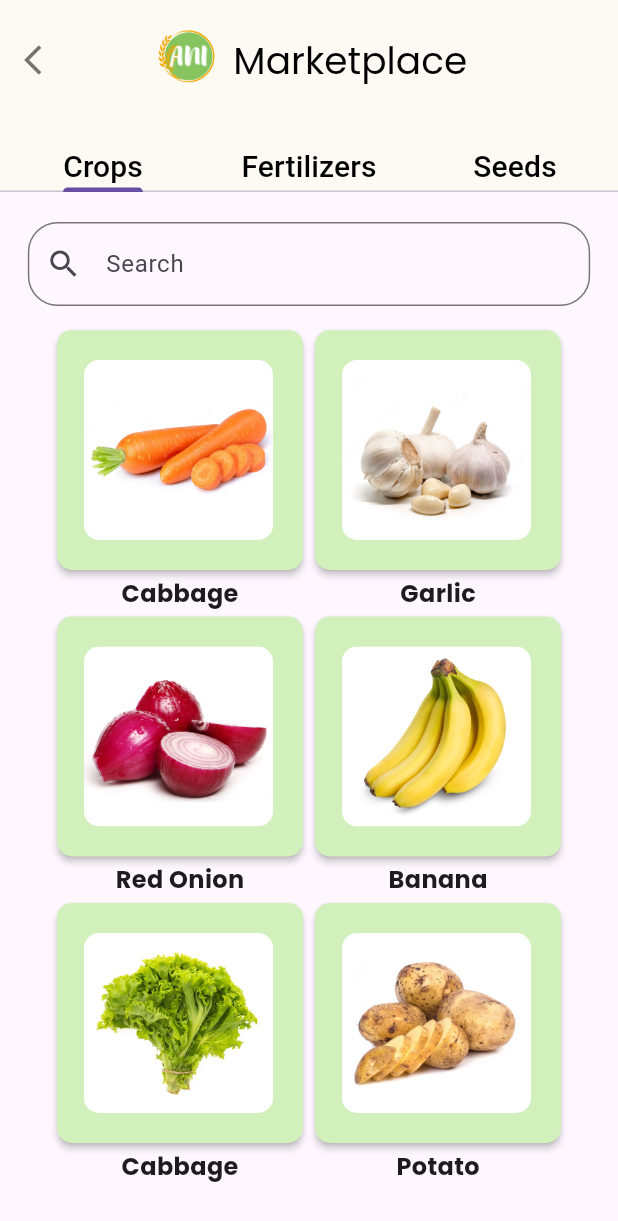
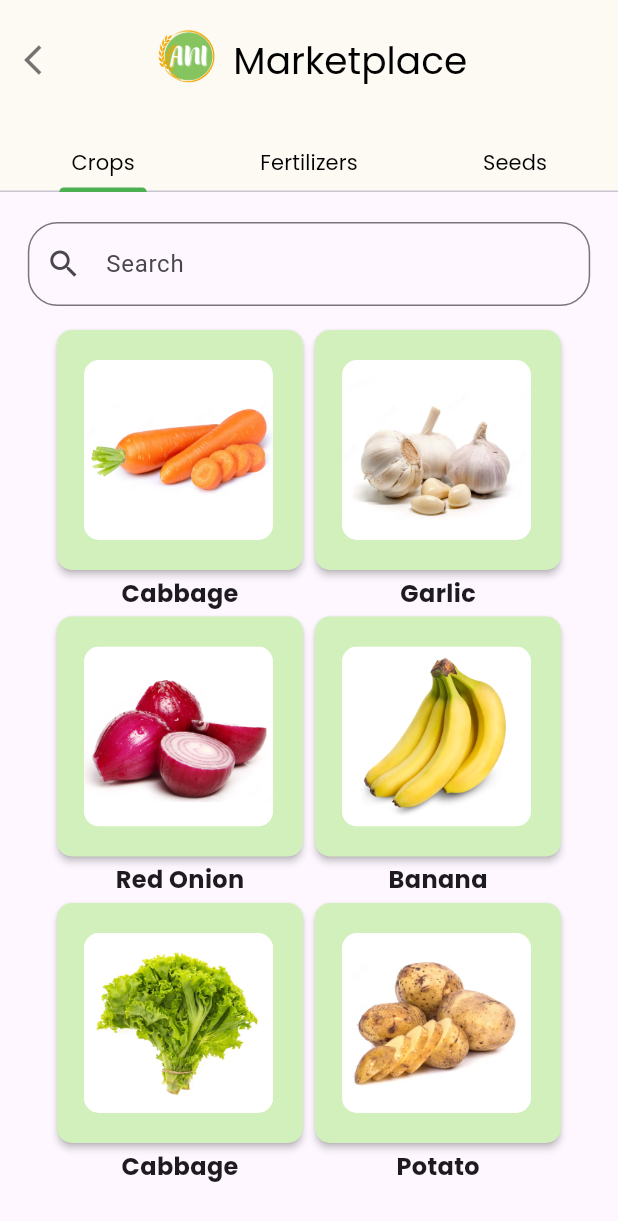
Before and after one commit to ReemanS/cc206-ani, a Flutter app: the screen it shows after launch, after a tap on "Market Place", on a phone screen of 412 x 824 dp. Shown: the top 1221 px of the screen. Run offline on Flutter 3.47's test engine with Material 3 defaults, Android fonts, the phone set to English and light mode, and no system bars; network calls fail.

Commit message:
make marketplace tabbar consistent with analytics

```diff
--- a/lib/features/marketplace.dart
+++ b/lib/features/marketplace.dart
@@ -53,18 +53,31 @@ class _Marketplace_State extends State<Marketplace> {
               ],
             ),
             bottom: const TabBar(
+              indicatorColor: Color.fromRGBO(76, 175, 80, 1),
               tabs: [
-                Text(
-                  "Crops",
-                  style: TextStyle(color: Colors.black, fontSize: 20),
+                Padding(
+                  padding: EdgeInsets.all(8.0),
+                  child: Text(
+                    "Crops",
+                    style:
+                        TextStyle(color: Colors.black, fontFamily: "Poppins"),
+                  ),
                 ),
-                Text(
-                  "Fertilizers",
-                  style: TextStyle(color: Colors.black, fontSize: 20),
+                Padding(
+                  padding: EdgeInsets.all(8.0),
+                  child: Text(
+                    "Fertilizers",
+                    style:
+                        TextStyle(color: Colors.black, fontFamily: "Poppins"),
+                  ),
                 ),
-                Text(
-                  "Seeds",
-                  style: TextStyle(color: Colors.black, fontSize: 20),
+                Padding(
+                  padding: EdgeInsets.all(8.0),
+                  child: Text(
+                    "Seeds",
+                    style:
+                        TextStyle(color: Colors.black, fontFamily: "Poppins"),
+                  ),
                 )
               ],
             ),
```
